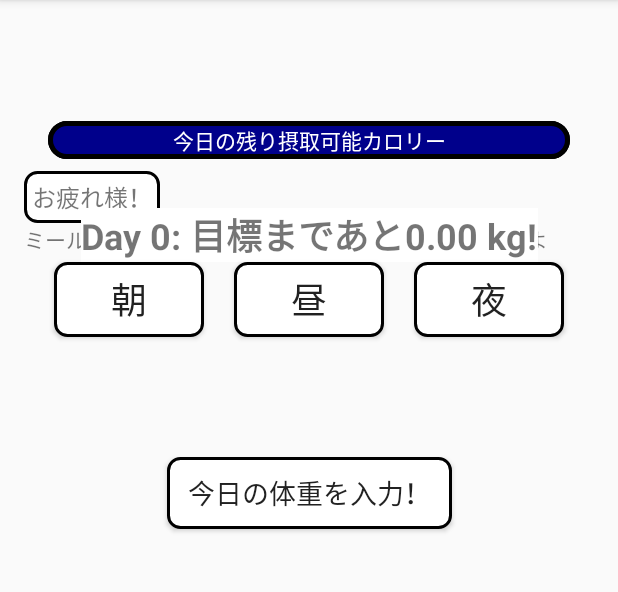
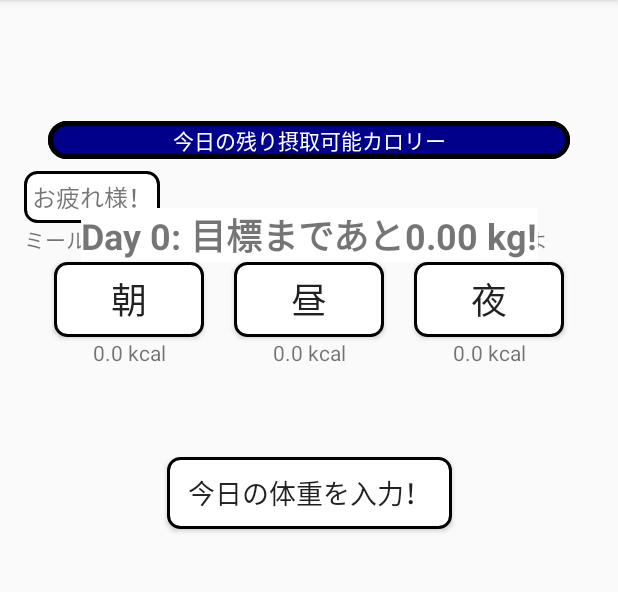
Before and after one commit to gochipon/DIS23-a, an Android app: the GameTopPage screen opened directly, with no data from a screen before it, on a phone screen of 412 x 824 dp, the part 84-676 px from its top. Run offline under Robolectric (Android 15) with nearby library versions, the phone set to English and light mode, and no system bars; our stand-ins replace Picasso; pictures from the network do not load; 6 statements that could not run were skipped.

Commit message:
最終調整

```diff
--- a/DietApp/app/src/main/java/com/example/dietapp/GameTopPage.java
+++ b/DietApp/app/src/main/java/com/example/dietapp/GameTopPage.java
@@ -152,6 +152,16 @@ public class GameTopPage extends AppCompatActivity {
         super.onCreate(savedInstanceState);
         setContentView(R.layout.activity_game_top_page);
 
+        TextView morningCaloriesTextView = findViewById(R.id.morningCaloriesTextView);
+        morningCaloriesTextView.setText(String.valueOf(Food.getBreakfastCalories()) + " kcal");
+
+        TextView noonCaloriesTextView = findViewById(R.id.noonCaloriesTextView);
+        noonCaloriesTextView.setText(String.valueOf(Food.getLunchCalories()) + " kcal");
+
+        TextView nightCaloriesTextView = findViewById(R.id.nightCaloriesTextView);
+        nightCaloriesTextView.setText(String.valueOf(Food.getDinnerCalories()) + " kcal");
+
+
 
         dayTextView = findViewById(R.id.dayTextView);
 
@@ -188,7 +198,7 @@ public class GameTopPage extends AppCompatActivity {
         testImageView.setOnClickListener(new View.OnClickListener() {
             @Override
             public void onClick(View v) {
-                getDietAdvice();
+                recreate();
             }
         });
 
--- a/DietApp/app/src/main/res/layout/activity_game_top_page.xml
+++ b/DietApp/app/src/main/res/layout/activity_game_top_page.xml
@@ -10,7 +10,6 @@
       android:layout_width="match_parent"
       android:layout_height="wrap_content"
       android:padding="16dp">
-
 
       <!-- ユーザー名表示 -->
       <TextView
@@ -185,6 +184,40 @@
           app:layout_constraintTop_toBottomOf="@id/nightButton"
           app:layout_constraintWidth_percent="0.5"/>
 
+      <!-- 朝のカロリー表示 -->
+      <TextView
+          android:id="@+id/morningCaloriesTextView"
+          android:layout_width="0dp"
+          android:layout_height="wrap_content"
+          android:text=" "
+          android:gravity="center"
+          app:layout_constraintTop_toBottomOf="@id/morningImageView"
+          app:layout_constraintLeft_toLeftOf="@id/morningButton"
+          app:layout_constraintRight_toRightOf="@id/morningButton" />
+
+      <!-- 昼のカロリー表示 -->
+      <TextView
+          android:id="@+id/noonCaloriesTextView"
+          android:layout_width="0dp"
+          android:layout_height="wrap_content"
+          android:text=" "
+          android:gravity="center"
+          app:layout_constraintTop_toBottomOf="@id/noonImageView"
+          app:layout_constraintLeft_toLeftOf="@id/noonButton"
+          app:layout_constraintRight_toRightOf="@id/noonButton" />
+
+      <!-- 夜のカロリー表示 -->
+      <TextView
+          android:id="@+id/nightCaloriesTextView"
+          android:layout_width="0dp"
+          android:layout_height="wrap_content"
+          android:text=" "
+          android:gravity="center"
+          app:layout_constraintTop_toBottomOf="@id/nightImageView"
+          app:layout_constraintLeft_toLeftOf="@id/nightButton"
+          app:layout_constraintRight_toRightOf="@id/nightButton" />
+
+
   </androidx.constraintlayout.widget.ConstraintLayout>
 
 </ScrollView>
```
